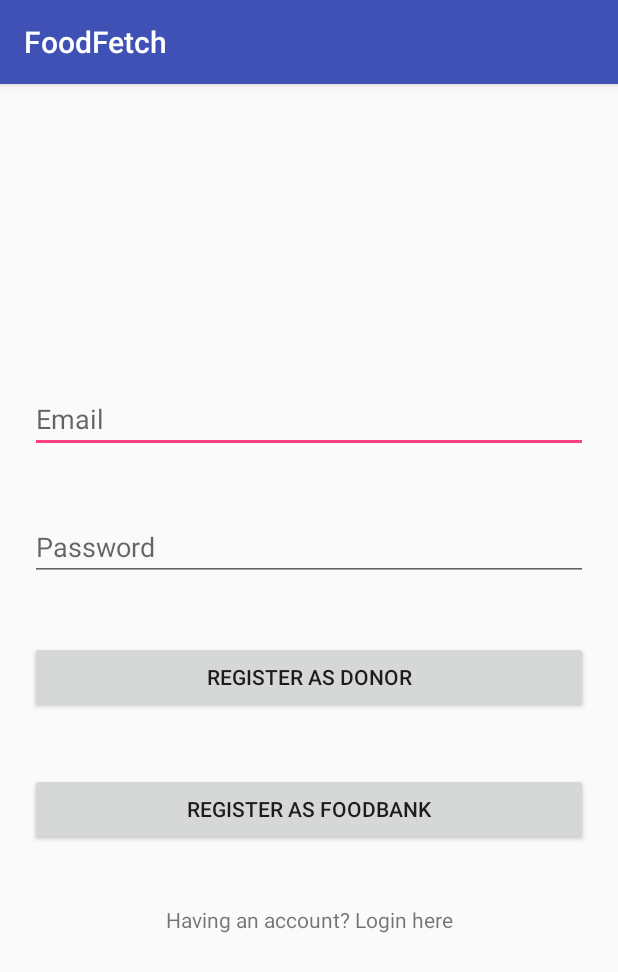
After one commit to YuntaoLi/DBL_AppDev, an Android app: the RegisterActivity screen opened directly, with no data from a screen before it, on a phone screen of 412 x 824 dp. The commit adds this screen. Shown: the top 972 px of the screen. Run offline under Robolectric (Android 15) with nearby library versions, the phone set to English and light mode, and no system bars; our stand-ins replace Firebase (no records; nobody signed in at launch, a user with empty details on screens opened directly); 1 statement that could not run was skipped.

Commit message:
1. Implemented the login activity 2. Implemented the register activity 3. Fix the splash title issue 4. Change the app icon 5. Implemented the connectivity to the firebase

```diff
--- a/FoodFetch/app/build.gradle
+++ b/FoodFetch/app/build.gradle
@@ -27,5 +27,10 @@ dependencies {
     compile 'com.android.support:appcompat-v7:22.2.0'
     compile 'com.android.support.constraint:constraint-layout:1.0.1'
     compile 'com.android.support:design:22.2.0'
+    compile 'com.parse:parse-android:1.13.3'
+    compile 'com.google.firebase:firebase-auth:10.2.0'
     testCompile 'junit:junit:4.12'
 }
+
+
+apply plugin: 'com.google.gms.google-services'
--- /dev/null
+++ b/FoodFetch/app/src/main/java/group14/foodfetch/RegisterActivity.java
@@ -0,0 +1,184 @@
+package group14.foodfetch;
+
+import android.app.ProgressDialog;
+import android.content.Intent;
+import android.support.annotation.NonNull;
+import android.support.v7.app.AppCompatActivity;
+import android.os.Bundle;
+import android.text.TextUtils;
+import android.view.View;
+import android.widget.Button;
+import android.widget.EditText;
+import android.widget.TextView;
+import android.widget.Toast;
+
+import com.google.android.gms.tasks.OnCompleteListener;
+import com.google.android.gms.tasks.Task;
+import com.google.firebase.auth.AuthResult;
+import com.google.firebase.auth.FirebaseAuth;
+
+public class RegisterActivity extends AppCompatActivity implements View.OnClickListener {
+
+    /*Widgets*/
+    private EditText editTextEmail;
+    private EditText editTextPassword;
+    private Button buttonRegisterDonor;
+    private Button buttonRegisterFB;
+    private TextView textViewLogin;
+    private ProgressDialog pDialog;
+    /*FireBase utilities*/
+    private FirebaseAuth firebaseAuth;
+    private FirebaseAuth.AuthStateListener aListener;
+
+    @Override
+    protected void onCreate(Bundle savedInstanceState) {
+        super.onCreate(savedInstanceState);
+        setContentView(R.layout.activity_register);
+
+        /*Initialise a firebase instance*/
+        firebaseAuth = FirebaseAuth.getInstance();
+
+        /*Link to the corresponding inputs*/
+        editTextEmail = (EditText) findViewById(R.id.editTextEmail);
+        editTextPassword = (EditText) findViewById(R.id.editTextPassword);
+        buttonRegisterDonor = (Button) findViewById(R.id.buttonRegisterDonor);
+        buttonRegisterFB = (Button) findViewById(R.id.buttonRegisterFB);
+        textViewLogin = (TextView) findViewById(R.id.textViewLogin);
+
+        pDialog = new ProgressDialog(this);
+
+        /*set up onclick listener*/
+        buttonRegisterDonor.setOnClickListener(this);
+        buttonRegisterFB.setOnClickListener(this);
+        textViewLogin.setOnClickListener(this);
+
+        /*Sigin status listener, check if the user has already logged in*/
+        aListener = new FirebaseAuth.AuthStateListener(){
+            @Override
+            public void onAuthStateChanged(@NonNull FirebaseAuth firebaseAuth) {
+                if(firebaseAuth.getCurrentUser() != null){
+                    finish();
+                    startActivity(new Intent(getApplicationContext(), tester.class));
+                }
+            }
+        };
+
+    }
+
+    /*Register as a donor*/
+    private void registerDonor(){
+        /*User credentials */
+        String email = editTextEmail.getText().toString().trim();
+        String password = editTextPassword.getText().toString().trim();
+
+        /*If the email is valid*/
+        if(!emailChecker(email)){
+            Toast.makeText(this, "Please input a valid email",
+                    Toast.LENGTH_SHORT).show();
+            return;//halt
+        }
+        /*If the pw is valid*/
+        if(!pwChecker(password)){
+            Toast.makeText(this, "Please fill your password " +
+                            "and make sure there are 6 characters at least",
+                    Toast.LENGTH_LONG).show();
+            return;//halt
+        }
+
+        /*Processing by showing the progress*/
+        pDialog.setMessage("Processing, please wait for a moment");
+        pDialog.show();
+
+        /*create the user instance*/
+        firebaseAuth.createUserWithEmailAndPassword(email,password)
+                .addOnCompleteListener(this, new OnCompleteListener<AuthResult>() {
+            @Override
+            public void onComplete(@NonNull Task<AuthResult> task) {
+                pDialog.dismiss();
+                if(task.isSuccessful()){
+                    finish();
+                    //goto Corresponding page
+                    startActivity(new Intent(getApplicationContext(), tester.class));
+                }
+                else{
+                    Toast.makeText(RegisterActivity.this, "Failed, Try again.", Toast.LENGTH_LONG)
+                            .show();
+                }
+            }
+        });
+    }
+
+    @Override
+    protected void onStart(){
+        super.onStart();
+        firebaseAuth.addAuthStateListener(aListener);
+    }
+
+    /*Register as a food bank*/
+    private void registerFB(){
+        String email = editTextEmail.getText().toString().trim();
+        String password = editTextPassword.getText().toString().trim();
+
+        /*If the email is valid*/
+        if(!emailChecker(email)){
+            Toast.makeText(this, "Please input a valid email",
+                    Toast.LENGTH_LONG).show();
+            return;//halt
+        }
+        /*If the pw is valid*/
+        if(!pwChecker(password)){
+            Toast.makeText(this, "Please fill your password " +
+                            "and make sure there are 6 characters at least",
+                    Toast.LENGTH_LONG).show();
+            return;//halt
+        }
+
+        /*Processing by showing the progress*/
+        pDialog.setMessage("Processing, please wait for a moment");
+        pDialog.show();
+
+        /*create the user instance*/
+        firebaseAuth.createUserWithEmailAndPassword(email,password)
+                .addOnCompleteListener(this, new OnCompleteListener<AuthResult>() {
+                    @Override
+                    public void onComplete(@NonNull Task<AuthResult> task) {
+                        pDialog.dismiss();
+                        if(task.isSuccessful()){
+                            finish();
+                            //goto Corresponding page
+                            startActivity(new Intent(getApplicationContext(),
+                                    tester.class));
+
+                        }
+                        else{
+                            Toast.makeText(RegisterActivity.this, "Failed, Try again.",
+                                    Toast.LENGTH_LONG).show();
+                        }
+                    }
+                });
+    }
+
+    /*Check if the email field is empty and if the format is correct*/
+    public boolean emailChecker(String email){
+        return !(TextUtils.isEmpty(email) ||
+                !android.util.Patterns.EMAIL_ADDRESS.matcher(email).matches());
+    }
+
+    /*Check if the password field is empty and if it is at 6 characters*/
+    public boolean pwChecker(String password){
+        return !(TextUtils.isEmpty(password) || password.length() < 6);
+    }
+
+    @Override
+    public void onClick(View v) {
+        if(v == buttonRegisterDonor){
+            registerDonor();
+        }
+        if(v == buttonRegisterFB){
+            registerFB();
+        }
+        if(v == textViewLogin){
+            startActivity(new Intent(this, LoginActivity.class));
+        }
+    }
+}
--- a/FoodFetch/app/src/main/java/group14/foodfetch/SplashScreen.java
+++ b/FoodFetch/app/src/main/java/group14/foodfetch/SplashScreen.java
@@ -3,18 +3,22 @@ package group14.foodfetch;
 import android.content.Intent;
 import android.support.v7.app.AppCompatActivity;
 import android.os.Bundle;
+import android.view.Window;
+import android.view.WindowManager;
 
 public class SplashScreen extends AppCompatActivity {
 
     @Override
     protected void onCreate(Bundle savedInstanceState) {
         super.onCreate(savedInstanceState);
+//        requestWindowFeature(Window.FEATURE_NO_TITLE);
+//        getWindow().setFlags(WindowManager.LayoutParams.FLAG_FULLSCREEN, WindowManager.LayoutParams.FLAG_FULLSCREEN);
         setContentView(R.layout.activity_splash_screen);
         Thread myThread = new Thread(){
             @Override
             public void run() {
                 try{sleep(5000);
-                    Intent intent = new Intent(getApplicationContext(),MainActivity.class);
+                    Intent intent = new Intent(getApplicationContext(),RegisterActivity.class);
                     startActivity(intent);
                     finish();
                 } catch (InterruptedException e){/*err msg here if needed*/}
--- /dev/null
+++ b/FoodFetch/app/src/main/res/layout/activity_register.xml
@@ -0,0 +1,51 @@
+<?xml version="1.0" encoding="utf-8"?>
+<RelativeLayout xmlns:android="http://schemas.android.com/apk/res/android"
+    xmlns:app="http://schemas.android.com/apk/res-auto"
+    xmlns:tools="http://schemas.android.com/tools"
+    android:layout_width="match_parent"
+    android:layout_height="match_parent"
+    tools:context="group14.foodfetch.RegisterActivity">
+
+    <LinearLayout
+        android:layout_centerHorizontal="true"
+        android:layout_centerVertical="true"
+        android:orientation="vertical"
+        android:layout_height="wrap_content"
+        android:layout_width="match_parent">
+
+        <EditText
+            android:layout_margin="20dp"
+            android:inputType="textEmailAddress"
+            android:hint="Email"
+            android:id="@+id/editTextEmail"
+            android:layout_height="wrap_content"
+            android:layout_width="match_parent" />
+        <EditText
+            android:layout_margin="20dp"
+            android:inputType="textPassword"
+            android:hint="Password"
+            android:id="@+id/editTextPassword"
+            android:layout_height="wrap_content"
+            android:layout_width="match_parent" />
+        <Button
+            android:layout_margin="20dp"
+            android:id="@+id/buttonRegisterDonor"
+            android:text="Register as Donor"
+            android:layout_height="wrap_content"
+            android:layout_width="match_parent" />
+        <Button
+            android:layout_margin="20dp"
+            android:id="@+id/buttonRegisterFB"
+            android:text="Register as FoodBank"
+            android:layout_height="wrap_content"
+            android:layout_width="match_parent" />
+        <TextView
+            android:layout_margin="20dp"
+            android:textAlignment="center"
+            android:text="Having an account? Login here"
+            android:id="@+id/textViewLogin"
+            android:layout_height="wrap_content"
+            android:layout_width="match_parent"
+            />
+    </LinearLayout>
+</RelativeLayout>
--- a/FoodFetch/app/src/main/res/layout/activity_splash_screen.xml
+++ b/FoodFetch/app/src/main/res/layout/activity_splash_screen.xml
@@ -1,15 +1,14 @@
 <?xml version="1.0" encoding="utf-8"?>
-<android.support.constraint.ConstraintLayout xmlns:android="http://schemas.android.com/apk/res/android"
+<RelativeLayout xmlns:android="http://schemas.android.com/apk/res/android"
     xmlns:app="http://schemas.android.com/apk/res-auto"
     xmlns:tools="http://schemas.android.com/tools"
     android:layout_width="match_parent"
     android:layout_height="match_parent"
     tools:context="group14.foodfetch.SplashScreen">
-
         <ImageView
             android:layout_width="368dp"
             android:layout_height="576dp"
             android:src="@drawable/splash"
             tools:layout_editor_absoluteY="8dp"
             tools:layout_editor_absoluteX="8dp" />
-</android.support.constraint.ConstraintLayout>
+</RelativeLayout>
--- a/FoodFetch/build.gradle
+++ b/FoodFetch/build.gradle
@@ -6,7 +6,7 @@ buildscript {
     }
     dependencies {
         classpath 'com.android.tools.build:gradle:2.3.0'
-
+        classpath 'com.google.gms:google-services:3.0.0'
         // NOTE: Do not place your application dependencies here; they belong
         // in the individual module build.gradle files
     }
```
Also changed, not shown: FoodFetch/app/src/main/AndroidManifest.xml (+11 -4 lines), FoodFetch/app/src/main/java/group14/foodfetch/LoginActivity.java (added, +136 -0 lines), FoodFetch/app/src/main/java/group14/foodfetch/MainActivity.java (deleted, +0 -13 lines), FoodFetch/app/src/main/java/group14/foodfetch/tester.java (added, +40 -0 lines), FoodFetch/app/src/main/res/layout/activity_login.xml (added, +44 -0 lines), FoodFetch/app/src/main/res/layout/activity_main.xml (deleted, +0 -9 lines), FoodFetch/app/src/main/res/layout/activity_tester.xml (added, +31 -0 lines), FoodFetch/app/libs/parse-android-1.13.3.jar (added), FoodFetch/app/src/main/res/drawable/foodfetch.png (added), 1 other file.
